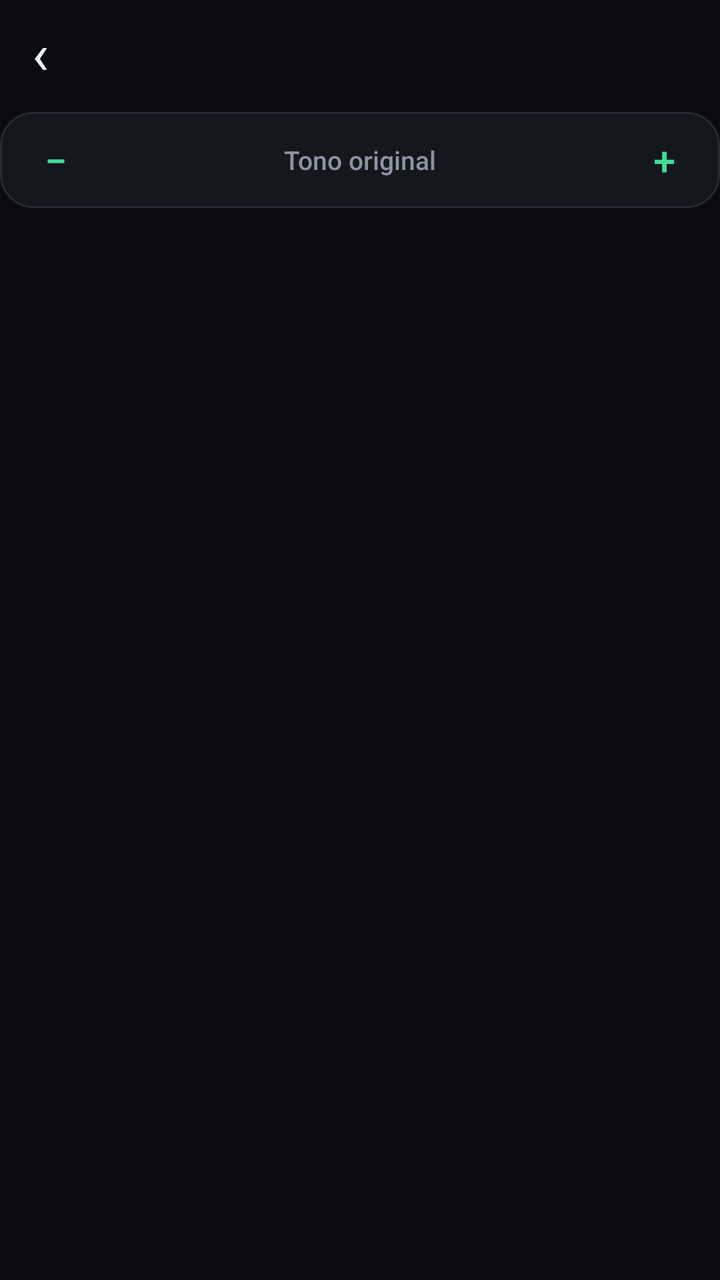
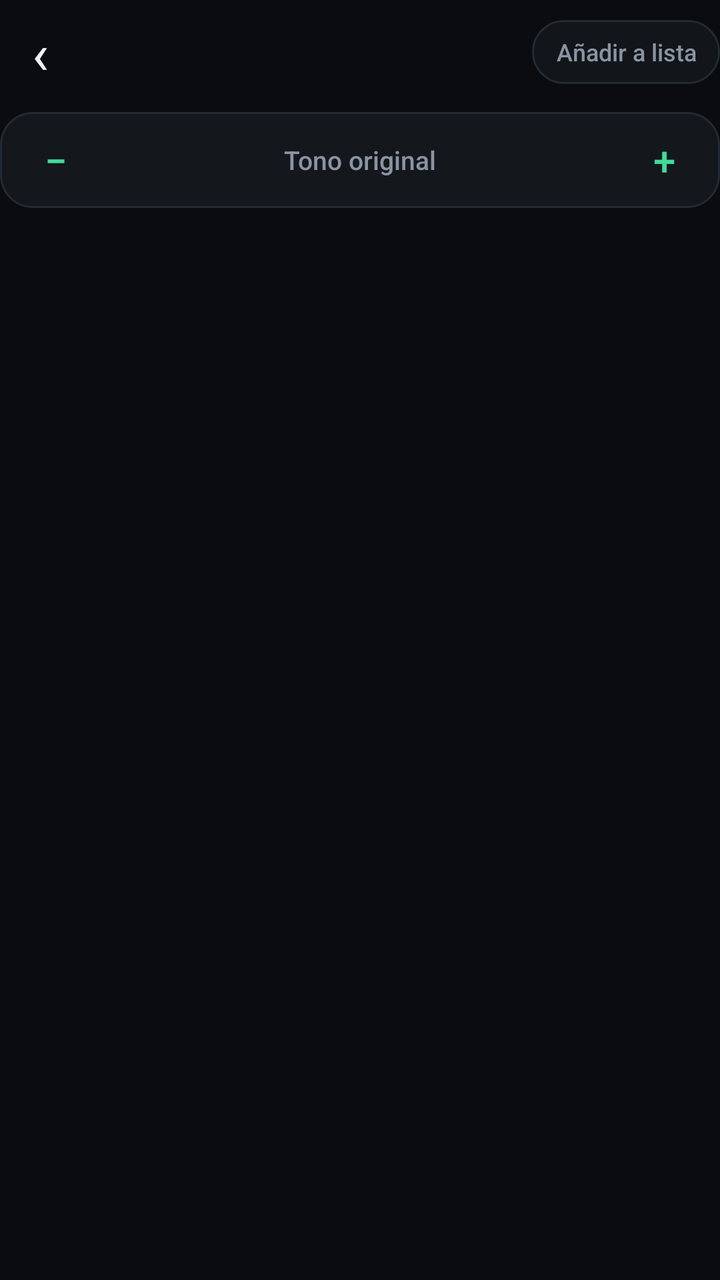

Two renders of the same Android screen: before a commit and after it. Below are the layout's source before the change and the commit's diff.
<!-- AndroidManifest.xml: application theme Theme.Afinador -->
<!-- res/layout/activity_song_view.xml -->
<?xml version="1.0" encoding="utf-8"?>
<LinearLayout xmlns:android="http://schemas.android.com/apk/res/android"
    android:id="@+id/root"
    android:layout_width="match_parent"
    android:layout_height="match_parent"
    android:background="@color/bg"
    android:orientation="vertical">

    <LinearLayout
        android:layout_width="match_parent"
        android:layout_height="wrap_content"
        android:gravity="center_vertical"
        android:orientation="horizontal"
        android:paddingTop="6dp"
        android:paddingBottom="10dp">

        <TextView
            android:id="@+id/backButton"
            android:layout_width="40dp"
            android:layout_height="40dp"
            android:clickable="true"
            android:contentDescription="@string/song_back"
            android:focusable="true"
            android:fontFamily="sans-serif"
            android:gravity="center"
            android:text="‹"
            android:textColor="@color/text_primary"
            android:textSize="28sp" />

        <LinearLayout
            android:layout_width="0dp"
            android:layout_height="wrap_content"
            android:layout_marginStart="8dp"
            android:layout_weight="1"
            android:orientation="vertical">

            <TextView
                android:id="@+id/songTitle"
                android:layout_width="match_parent"
                android:layout_height="wrap_content"
                android:ellipsize="end"
                android:fontFamily="sans-serif-medium"
                android:letterSpacing="0.02"
                android:maxLines="1"
                android:textColor="@color/text_primary"
                android:textSize="16sp" />

            <TextView
                android:id="@+id/songArtist"
                android:layout_width="match_parent"
                android:layout_height="wrap_content"
                android:layout_marginTop="2dp"
                android:ellipsize="end"
                android:fontFamily="sans-serif"
                android:maxLines="1"
                android:textColor="@color/text_secondary"
                android:textSize="11sp" />
        </LinearLayout>
    </LinearLayout>

    <LinearLayout
        android:layout_width="match_parent"
        android:layout_height="wrap_content"
        android:background="@drawable/segment_track"
        android:gravity="center_vertical"
        android:orientation="horizontal"
        android:padding="4dp">

        <TextView
            android:id="@+id/transposeDown"
            android:layout_width="48dp"
            android:layout_height="40dp"
            android:clickable="true"
            android:contentDescription="@string/song_transpose_down"
            android:focusable="true"
            android:fontFamily="sans-serif-medium"
            android:gravity="center"
            android:text="−"
            android:textColor="@color/accent"
            android:textSize="20sp" />

        <TextView
            android:id="@+id/transposeLabel"
            android:layout_width="0dp"
            android:layout_height="40dp"
            android:layout_weight="1"
            android:clickable="true"
            android:contentDescription="@string/song_transpose_reset"
            android:focusable="true"
            android:fontFamily="sans-serif-medium"
            android:gravity="center"
            android:text="@string/song_transpose_original"
            android:textColor="@color/text_secondary"
            android:textSize="13sp" />

        <TextView
            android:id="@+id/transposeUp"
            android:layout_width="48dp"
            android:layout_height="40dp"
            android:clickable="true"
            android:contentDescription="@string/song_transpose_up"
            android:focusable="true"
            android:fontFamily="sans-serif-medium"
            android:gravity="center"
            android:text="+"
            android:textColor="@color/accent"
            android:textSize="20sp" />
    </LinearLayout>

    <HorizontalScrollView
        android:layout_width="match_parent"
        android:layout_height="0dp"
        android:layout_marginTop="12dp"
        android:layout_weight="1"
        android:clipToPadding="false"
        android:fillViewport="true"
        android:scrollbars="none">

        <ScrollView
            android:layout_width="wrap_content"
            android:layout_height="match_parent"
            android:clipToPadding="false"
            android:scrollbars="none">

            <TextView
                android:id="@+id/sheet"
                android:layout_width="wrap_content"
                android:layout_height="wrap_content"
                android:fontFamily="monospace"
                android:lineSpacingExtra="3dp"
                android:paddingBottom="48dp"
                android:scrollHorizontally="true"
                android:textColor="@color/text_primary"
                android:textIsSelectable="true"
                android:textSize="13sp" />
        </ScrollView>
    </HorizontalScrollView>

    <TextView
        android:id="@+id/songSource"
        android:layout_width="match_parent"
        android:layout_height="wrap_content"
        android:fontFamily="sans-serif"
        android:gravity="center"
        android:letterSpacing="0.06"
        android:textColor="@color/text_secondary"
        android:textSize="10sp" />
</LinearLayout>
<!-- resources referenced by this layout -->
<resources>
  <color name="accent">#3DDC97</color>
  <color name="bg">#0A0C0F</color>
  <color name="text_primary">#EDF1F5</color>
  <color name="text_secondary">#8A94A3</color>
  <!-- drawable segment_track (drawable) -->
  <?xml version="1.0" encoding="utf-8"?>
  <shape xmlns:android="http://schemas.android.com/apk/res/android"
      android:shape="rectangle">
      <solid android:color="@color/surface" />
      <corners android:radius="16dp" />
      <stroke
          android:width="1dp"
          android:color="@color/stroke" />
  </shape>
  <string name="song_back">Volver</string>
  <string name="song_transpose_down">Bajar medio tono</string>
  <string name="song_transpose_original">Tono original</string>
  <string name="song_transpose_reset">Volver al tono original</string>
  <string name="song_transpose_up">Subir medio tono</string>
  <style name="Theme.Afinador" parent="@android:style/Theme.Material.NoActionBar">
          <item name="android:windowBackground">@color/bg</item>
          <item name="android:colorAccent">@color/accent</item>
          <item name="android:statusBarColor">@android:color/transparent</item>
          <item name="android:navigationBarColor">@android:color/transparent</item>
          <item name="android:windowLightStatusBar">false</item>
          <item name="android:windowLightNavigationBar">false</item>
          <item name="android:textColorPrimary">@color/text_primary</item>
      </style>
  <color name="surface">#14181D</color>
  <color name="stroke">#222A33</color>
</resources>

<!-- the commit's change to res/layout/activity_song_view.xml (unified diff, before → after) -->
@@ -56,6 +56,22 @@
                 android:textColor="@color/text_secondary"
                 android:textSize="11sp" />
         </LinearLayout>
+
+        <TextView
+            android:id="@+id/addToPlaylistButton"
+            android:layout_width="wrap_content"
+            android:layout_height="32dp"
+            android:layout_marginStart="8dp"
+            android:background="@drawable/chip_normal"
+            android:clickable="true"
+            android:focusable="true"
+            android:fontFamily="sans-serif-medium"
+            android:gravity="center"
+            android:paddingStart="12dp"
+            android:paddingEnd="12dp"
+            android:text="@string/song_add_to_playlist"
+            android:textColor="@color/text_secondary"
+            android:textSize="12sp" />
     </LinearLayout>
 
     <LinearLayout
<!-- resource entries referenced after the edit -->
@@ -4,6 +4,16 @@
   <color name="bg">#0A0C0F</color>
   <color name="text_primary">#EDF1F5</color>
   <color name="text_secondary">#8A94A3</color>
+  <!-- drawable chip_normal (drawable) -->
+  <?xml version="1.0" encoding="utf-8"?>
+  <shape xmlns:android="http://schemas.android.com/apk/res/android"
+      android:shape="rectangle">
+      <solid android:color="#12161A" />
+      <corners android:radius="20dp" />
+      <stroke
+          android:width="1dp"
+          android:color="@color/stroke" />
+  </shape>
   <!-- drawable segment_track (drawable) -->
   <?xml version="1.0" encoding="utf-8"?>
   <shape xmlns:android="http://schemas.android.com/apk/res/android"
@@ -14,6 +24,7 @@
           android:width="1dp"
           android:color="@color/stroke" />
   </shape>
+  <string name="song_add_to_playlist">Añadir a lista</string>
   <string name="song_back">Volver</string>
   <string name="song_transpose_down">Bajar medio tono</string>
   <string name="song_transpose_original">Tono original</string>
